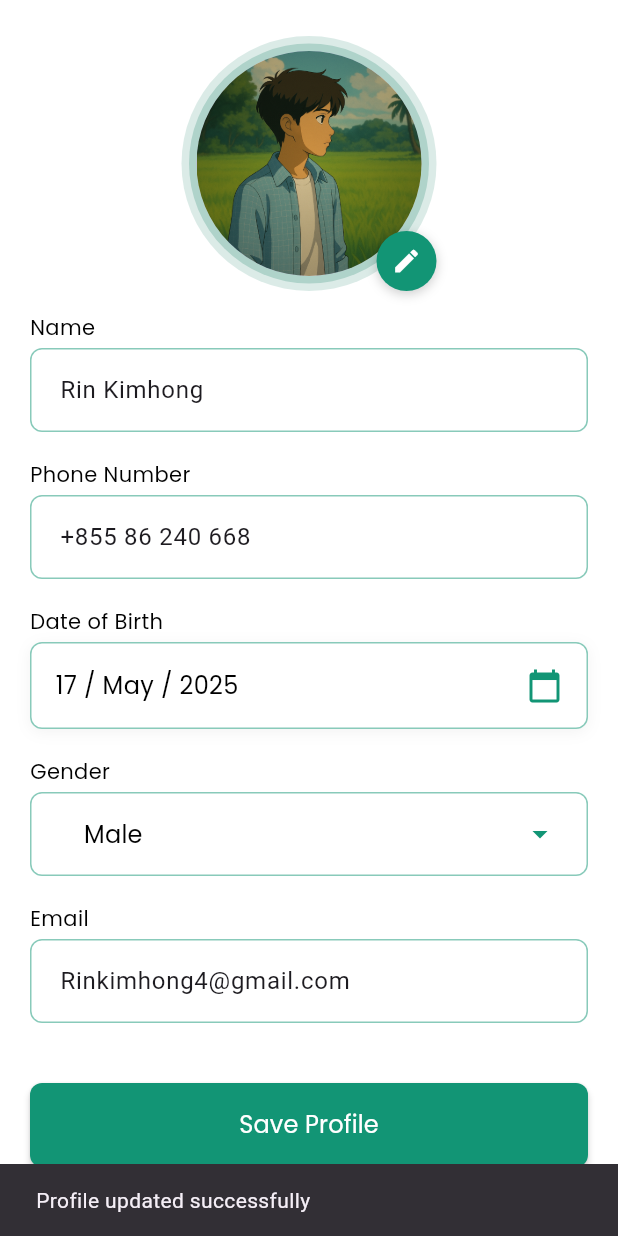
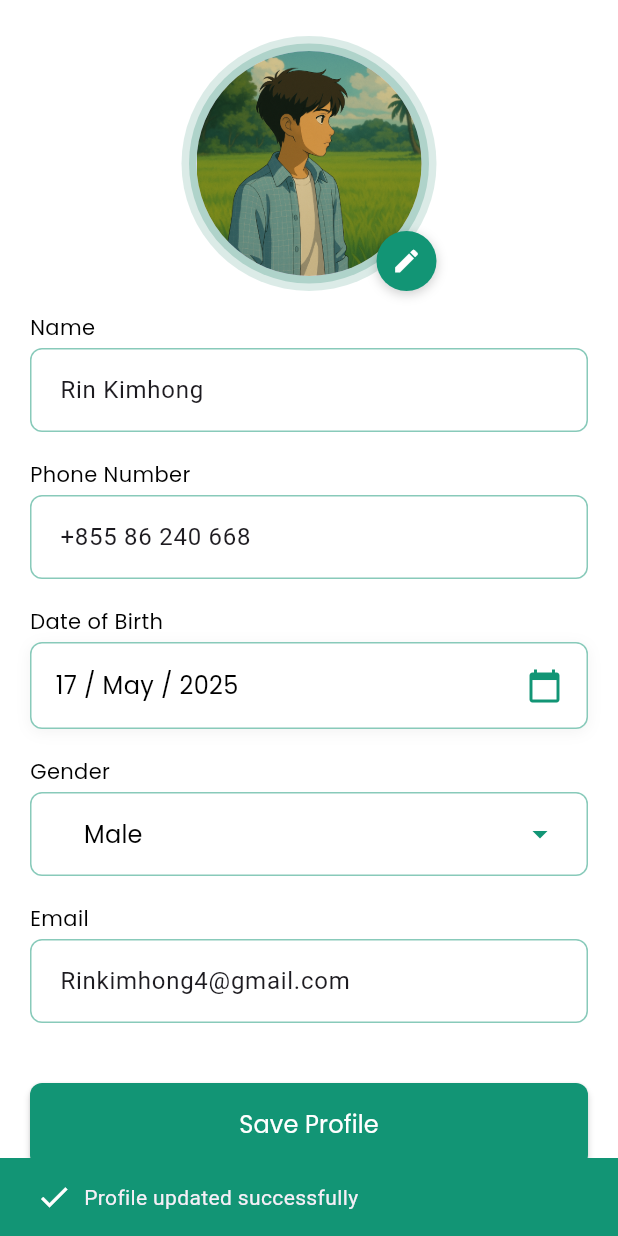
Before and after one commit to rinkimhong4/Recipes_APP, a Flutter app: the EditProfileContent screen opened directly, after a tap on "Save Profile", on a phone screen of 412 x 824 dp. Run offline on Flutter 3.47's test engine with Material 3 defaults, Android fonts, the phone set to English and light mode, and no system bars; our stand-ins replace animate_do, cached_network_image, dropdown_button2, flutter_secure_storage, flutter_smart_dialog, get and 4 more; accounts and stored records are empty; network calls fail; statements that could not run were skipped.

Commit message:
fix image picker profile

```diff
--- a/analysis_options.yaml
+++ b/analysis_options.yaml
@@ -7,6 +7,9 @@
 
 # The following line activates a set of recommended lints for Flutter apps,
 # packages, and plugins designed to encourage good coding practices.
+analyzer:
+  errors:
+    use_build_context_synchronously: ignore
 include: package:flutter_lints/flutter.yaml
 
 linter:
@@ -23,6 +26,5 @@ linter:
   rules:
     # avoid_print: false  # Uncomment to disable the `avoid_print` rule
     # prefer_single_quotes: true  # Uncomment to enable the `prefer_single_quotes` rule
-
 # Additional information about this file can be found at
 # https://dart.dev/guides/language/analysis-options
--- a/lib/modules/Home/views/profile/item_profile_screen.dart
+++ b/lib/modules/Home/views/profile/item_profile_screen.dart
@@ -1,7 +1,12 @@
+// ignore_for_file: use_build_context_synchronously
+
+import 'dart:io';
+
 import 'package:cached_network_image/cached_network_image.dart';
 import 'package:dropdown_button2/dropdown_button2.dart';
 import 'package:flutter/material.dart';
 import 'package:get/get.dart';
+import 'package:image_picker/image_picker.dart';
 import 'package:intl/intl.dart';
 import 'package:recipe_app/config/theme/theme_style.dart';
 import 'package:recipe_app/modules/Home/controller/home_controller.dart';
@@ -53,6 +58,23 @@ class EditProfileContent extends StatefulWidget {
 
 class _EditProfileContentState extends State<EditProfileContent> {
   final _formKey = GlobalKey<FormState>();
+  File? _pickedImage;
+
+  Future<void> _pickImage() async {
+    final picker = ImagePicker();
+    final pickedFile = await picker.pickImage(source: ImageSource.gallery);
+
+    if (pickedFile != null) {
+      setState(() {
+        _pickedImage = File(pickedFile.path);
+      });
+    } else {
+      ScaffoldMessenger.of(
+        context,
+      ).showSnackBar(SnackBar(content: Text('No image selected')));
+    }
+  }
+
   DateTime? _selectedDate = DateTime.now();
   String _selectedGender = 'Male';
   final TextEditingController _nameController = TextEditingController(
@@ -114,11 +136,11 @@ class _EditProfileContentState extends State<EditProfileContent> {
       onTap: () => FocusScope.of(context).unfocus(),
       child: Scaffold(
         backgroundColor: Colors.white,
-        body: Container(
-          color: Colors.white,
-          child: SafeArea(
+        body: SafeArea(
           child: SingleChildScrollView(
-              child: Container(color: Colors.white, child: _buildEdit),
+            child: Padding(
+              padding: EdgeInsets.all(20.0),
+              child: _buildEditForm(),
             ),
           ),
         ),
@@ -126,10 +148,8 @@ class _EditProfileContentState extends State<EditProfileContent> {
     );
   }
 
-  Widget get _buildEdit {
-    return Padding(
-      padding: EdgeInsets.all(20.0),
-      child: Form(
+  Widget _buildEditForm() {
+    return Form(
       key: _formKey,
       child: Column(
         crossAxisAlignment: CrossAxisAlignment.start,
@@ -147,30 +167,18 @@ class _EditProfileContentState extends State<EditProfileContent> {
                     backgroundColor: AppColors.primaryColor[400],
                     child: CircleAvatar(
                       radius: 75,
-                        backgroundImage: AssetImage(
+                      backgroundImage:
+                          _pickedImage != null
+                              ? FileImage(_pickedImage!)
+                              : const AssetImage(
                                     'assets/images/hong_profile.png',
-                        ),
-                        child: Container(
-                          decoration: BoxDecoration(
-                            shape: BoxShape.circle,
-                            gradient: RadialGradient(
-                              colors: [
-                                Colors.transparent,
-                                Colors.black.withValues(alpha: 0.2),
-                              ],
-                            ),
-                          ),
-                        ),
+                                  )
+                                  as ImageProvider,
                     ),
                   ),
                 ),
                 GestureDetector(
-                    onTap: () {
-                      // Implement image picker logic here
-                      ScaffoldMessenger.of(context).showSnackBar(
-                        SnackBar(content: Text('Image picker not implemented')),
-                      );
-                    },
+                  onTap: _pickImage,
                   child: Container(
                     padding: EdgeInsets.all(10),
                     decoration: BoxDecoration(
@@ -191,49 +199,32 @@ class _EditProfileContentState extends State<EditProfileContent> {
             ),
           ),
           SizedBox(height: 14),
-            Text(
-              'Name',
-              style: AppTextStyle.poppinsSmallRegular14(
-                color: AppColors.neutral,
-              ),
-            ),
+          _buildLabel('Name'),
           SizedBox(height: 4),
           TextFormField(
             controller: _nameController,
             decoration: _inputDecoration('Enter your name'),
-              validator: (value) {
-                if (value == null || value.isEmpty) {
-                  return 'Please enter your name';
-                }
-                return null;
-              },
+            validator:
+                (value) =>
+                    value == null || value.isEmpty
+                        ? 'Please enter your name'
+                        : null,
           ),
           SizedBox(height: 18),
-            Text(
-              'Phone Number',
-              style: AppTextStyle.poppinsSmallRegular14(
-                color: AppColors.neutral,
-              ),
-            ),
+          _buildLabel('Phone Number'),
           SizedBox(height: 4),
           TextFormField(
             controller: _phoneController,
             decoration: _inputDecoration('Enter your phone number'),
             keyboardType: TextInputType.phone,
-              validator: (value) {
-                if (value == null || value.isEmpty) {
-                  return 'Please enter your phone number';
-                }
-                return null;
-              },
+            validator:
+                (value) =>
+                    value == null || value.isEmpty
+                        ? 'Please enter your phone number'
+                        : null,
           ),
           SizedBox(height: 18),
-            Text(
-              'Date of Birth',
-              style: AppTextStyle.poppinsSmallRegular14(
-                color: AppColors.neutral,
-              ),
-            ),
+          _buildLabel('Date of Birth'),
           SizedBox(height: 4),
           GestureDetector(
             onTap: _pickDate,
@@ -273,12 +264,7 @@ class _EditProfileContentState extends State<EditProfileContent> {
             ),
           ),
           SizedBox(height: 18),
-            Text(
-              'Gender',
-              style: AppTextStyle.poppinsSmallRegular14(
-                color: AppColors.neutral,
-              ),
-            ),
+          _buildLabel('Gender'),
           SizedBox(height: 4),
           DropdownButtonFormField2<String>(
             value: _selectedGender,
@@ -302,12 +288,11 @@ class _EditProfileContentState extends State<EditProfileContent> {
                 _selectedGender = value!;
               });
             },
-              validator: (value) {
-                if (value == null || value.isEmpty) {
-                  return 'Please select a gender';
-                }
-                return null;
-              },
+            validator:
+                (value) =>
+                    value == null || value.isEmpty
+                        ? 'Please select a gender'
+                        : null,
             isExpanded: true,
             dropdownStyleData: DropdownStyleData(
               maxHeight: 200,
@@ -318,19 +303,11 @@ class _EditProfileContentState extends State<EditProfileContent> {
               offset: Offset(0, -5),
             ),
             iconStyleData: IconStyleData(
-                icon: Icon(
-                  Icons.arrow_drop_down,
-                  color: AppColors.primaryColor,
-                ),
+              icon: Icon(Icons.arrow_drop_down, color: AppColors.primaryColor),
             ),
           ),
           SizedBox(height: 18),
-            Text(
-              'Email',
-              style: AppTextStyle.poppinsSmallRegular14(
-                color: AppColors.neutral,
-              ),
-            ),
+          _buildLabel('Email'),
           SizedBox(height: 4),
           TextFormField(
             controller: _emailController,
@@ -340,9 +317,8 @@ class _EditProfileContentState extends State<EditProfileContent> {
               if (value == null || value.isEmpty) {
                 return 'Please enter your email';
               }
-                if (!RegExp(
-                  r'^[\w-\.]+@([\w-]+\.)+[\w-]{2,4}$',
-                ).hasMatch(value)) {
+              final emailRegex = RegExp(r'^[\w-\.]+@([\w-]+\.)+[\w-]{2,4}$');
+              if (!emailRegex.hasMatch(value)) {
                 return 'Please enter a valid email';
               }
               return null;
@@ -362,9 +338,19 @@ class _EditProfileContentState extends State<EditProfileContent> {
             onPressed: () {
               if (_formKey.currentState!.validate()) {
                 ScaffoldMessenger.of(context).showSnackBar(
-                    SnackBar(content: Text('Profile updated successfully')),
+                  SnackBar(
+                    backgroundColor: AppColors.primaryColor,
+                    content: Row(
+                      children: const [
+                        Icon(Icons.check, color: Colors.white),
+                        SizedBox(width: 8),
+                        Text('Profile updated successfully'),
+                      ],
+                    ),
+                    duration: Duration(seconds: 1),
+                  ),
                 );
-                  // Implement save logic here
+                // Save logic here
               }
             },
             child: Text(
@@ -374,7 +360,6 @@ class _EditProfileContentState extends State<EditProfileContent> {
           ),
           SizedBox(height: 20),
         ],
-        ),
       ),
     );
   }
@@ -402,14 +387,13 @@ class _EditProfileContentState extends State<EditProfileContent> {
         borderRadius: BorderRadius.circular(8),
         borderSide: BorderSide(color: AppColors.primaryColor, width: 2),
       ),
-      errorBorder: OutlineInputBorder(
-        borderRadius: BorderRadius.circular(8),
-        borderSide: BorderSide(color: Colors.red),
-      ),
-      focusedErrorBorder: OutlineInputBorder(
-        borderRadius: BorderRadius.circular(8),
-        borderSide: BorderSide(color: Colors.red, width: 2),
-      ),
+    );
+  }
+
+  Widget _buildLabel(String text) {
+    return Text(
+      text,
+      style: AppTextStyle.poppinsSmallRegular14(color: AppColors.neutral),
     );
   }
 }
--- a/pubspec.yaml
+++ b/pubspec.yaml
@@ -17,6 +17,7 @@ dependencies:
   dropdown_button2: ^2.3.9
   animate_do: ^3.3.4
   intl: ^0.19.0
+  image_picker: ^1.1.2
 
   cupertino_icons: ^1.0.8
   get: ^4.7.2
```
Also changed, not shown: lib/core/services/local_service.dart (added, +49 -0 lines), pubspec.lock, 6 other files. Lines whose indentation alone changed are shown as unchanged.
